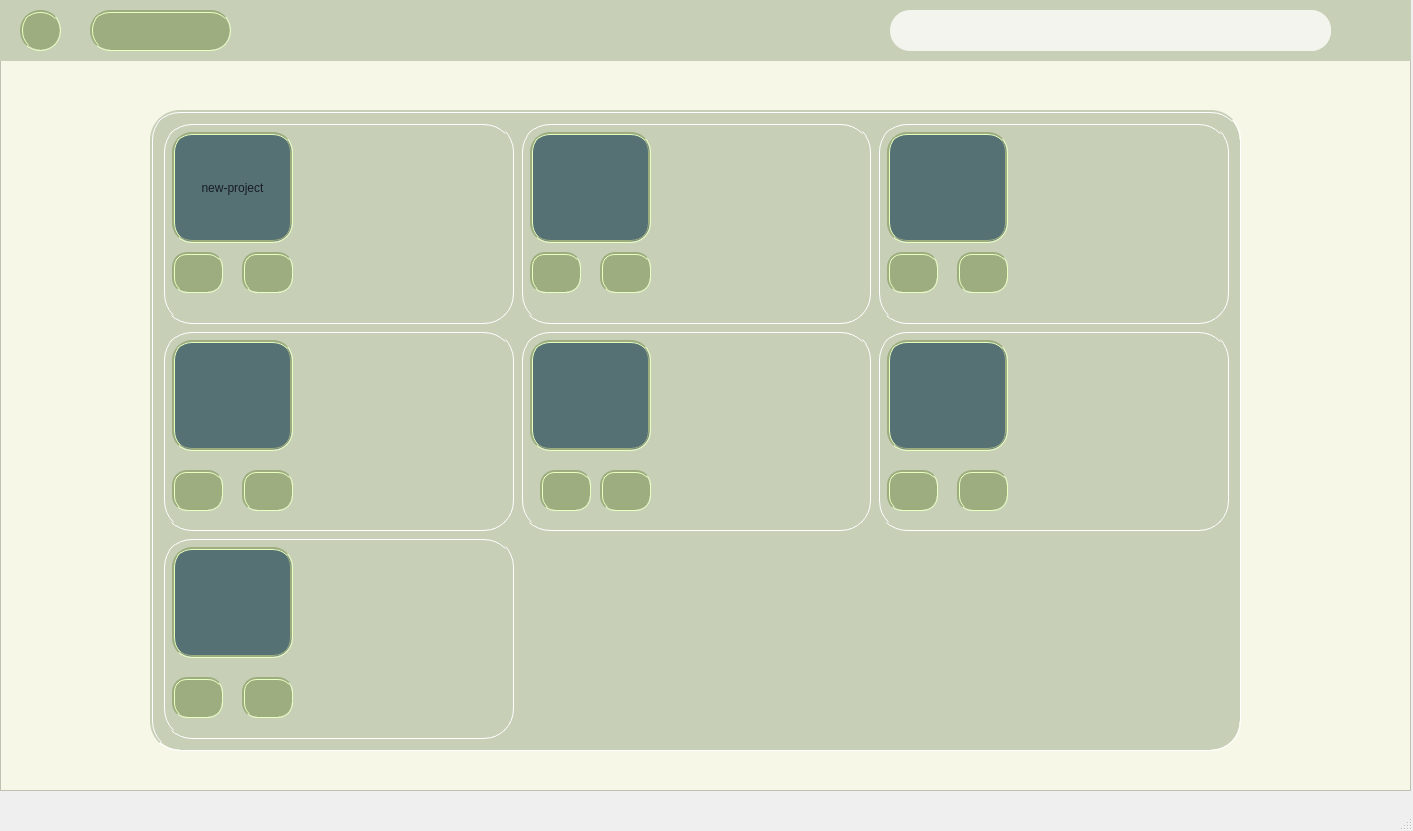
This is ProjectsWindow.ui in sepehrgh98/Roboflow as Qt 5 draws it before an edit. The edited form follows.
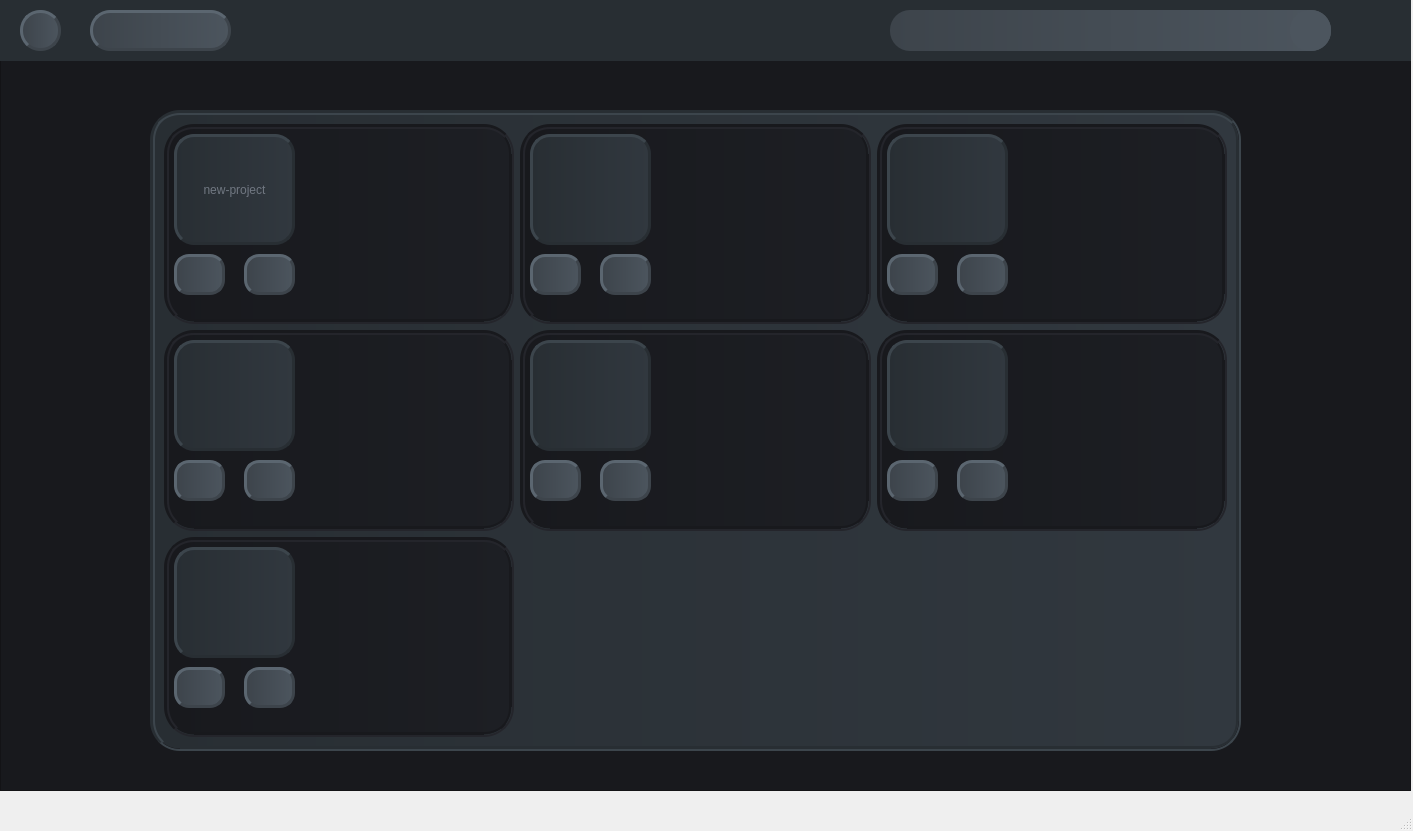
This is the edited form. Icons and pictures are not drawn.

Commit message: upload data rewrited and some graphical design added

```diff
--- a/ProjectsWindow.ui
+++ b/ProjectsWindow.ui
@@ -24,7 +24,7 @@
      </rect>
     </property>
     <property name="styleSheet">
-     <string notr="true">background-color: rgb(247, 247, 232);</string>
+     <string notr="true">background-color: rgb(24, 25, 29);</string>
     </property>
     <property name="frameShape">
      <enum>QFrame::StyledPanel</enum>
@@ -42,38 +42,8 @@
       </rect>
      </property>
      <property name="styleSheet">
-      <string notr="true">background-color: rgb(199, 207, 183);</string>
+      <string notr="true">background-color: rgb(40, 46, 51);</string>
      </property>
-     <widget class="QWidget" name="widget_3" native="true">
-      <property name="geometry">
-       <rect>
-        <x>100</x>
-        <y>10</y>
-        <width>141</width>
-        <height>41</height>
-       </rect>
-      </property>
-      <property name="styleSheet">
-       <string notr="true">background-color: rgb(157, 173, 127);
-border: 3px groove rgb(157, 173, 127);
-border-radius:20px; </string>
-      </property>
-     </widget>
-     <widget class="QWidget" name="widget_4" native="true">
-      <property name="geometry">
-       <rect>
-        <x>30</x>
-        <y>10</y>
-        <width>41</width>
-        <height>41</height>
-       </rect>
-      </property>
-      <property name="styleSheet">
-       <string notr="true">background-color: rgb(157, 173, 127);
-border-radius:20px; 
-border: 3px groove rgb(157, 173, 127);</string>
-      </property>
-     </widget>
      <widget class="QTextEdit" name="textEdit">
       <property name="geometry">
        <rect>
@@ -84,7 +54,8 @@
        </rect>
       </property>
       <property name="styleSheet">
-       <string notr="true">background-color: rgb(243, 244, 237);
+       <string notr="true">background-color: qlineargradient(spread:pad, x1:0, y1:0, x2:1, y2:0, stop:0 rgba(61, 68, 75, 255), stop:1 rgba(76, 85, 94, 255));
+
 
 border-radius:20px; </string>
       </property>
@@ -99,7 +70,8 @@
        </rect>
       </property>
       <property name="styleSheet">
-       <string notr="true">background-color: rgb(243, 244, 237);
+       <string notr="true">background-color: rgb(76, 85, 94, 255);
+
 border-radius:20px; </string>
       </property>
       <property name="text">
@@ -107,7 +79,43 @@
       </property>
       <property name="icon">
        <iconset>
-        <normaloff>D:/folder/term8/AP/HW/finalproj/icon/icons8-search-24.png</normaloff>D:/folder/term8/AP/HW/finalproj/icon/icons8-search-24.png</iconset>
+        <normaloff>../../finalproj/icon/icons8-search-24.png</normaloff>../../finalproj/icon/icons8-search-24.png</iconset>
+      </property>
+     </widget>
+     <widget class="QWidget" name="widget_3" native="true">
+      <property name="geometry">
+       <rect>
+        <x>100</x>
+        <y>10</y>
+        <width>141</width>
+        <height>41</height>
+       </rect>
+      </property>
+      <property name="styleSheet">
+       <string notr="true">background-color: qlineargradient(spread:pad, x1:0, y1:0, x2:1, y2:0, stop:0 rgba(61, 68, 75, 255), stop:1 rgba(76, 85, 94, 255));
+font: 75 12pt &quot;Nirmala UI&quot;;
+color:  rgb(24, 28, 39);
+border: 3px groove rgb(61, 68, 75);
+border-radius:20px; 
+border-style:outset;</string>
+      </property>
+     </widget>
+     <widget class="QWidget" name="widget_4" native="true">
+      <property name="geometry">
+       <rect>
+        <x>30</x>
+        <y>10</y>
+        <width>41</width>
+        <height>41</height>
+       </rect>
+      </property>
+      <property name="styleSheet">
+       <string notr="true">background-color: qlineargradient(spread:pad, x1:0, y1:0, x2:1, y2:0, stop:0 rgba(61, 68, 75, 255), stop:1 rgba(76, 85, 94, 255));
+font: 75 12pt &quot;Nirmala UI&quot;;
+color:  rgb(24, 28, 39);
+border: 3px groove rgb(61, 68, 75);
+border-radius:20px; 
+border-style:outset;</string>
       </property>
      </widget>
     </widget>
@@ -121,9 +129,9 @@
       </rect>
      </property>
      <property name="styleSheet">
-      <string notr="true">background-color: rgb(199, 207, 183);
+      <string notr="true">background-color: qlineargradient(spread:pad, x1:0, y1:0, x2:1, y2:0, stop:0 rgba(40, 46, 51, 255), stop:1 rgba(49, 56, 63, 255));
 border-radius:30px; 
-border: 3px groove rgb(199, 207, 183);</string>
+border: 5px groove  rgb(40, 46, 51);</string>
      </property>
      <property name="frameShape">
       <enum>QFrame::StyledPanel</enum>
@@ -132,90 +140,13 @@
       <enum>QFrame::Raised</enum>
      </property>
      <layout class="QGridLayout" name="gridLayout">
-      <item row="0" column="2">
-       <widget class="QFrame" name="frame_14">
-        <property name="frameShape">
-         <enum>QFrame::StyledPanel</enum>
-        </property>
-        <property name="frameShadow">
-         <enum>QFrame::Raised</enum>
-        </property>
-        <widget class="QFrame" name="frame_15">
-         <property name="geometry">
-          <rect>
-           <x>10</x>
-           <y>10</y>
-           <width>121</width>
-           <height>111</height>
-          </rect>
-         </property>
-         <property name="styleSheet">
-          <string notr="true">background-color: rgb(85, 113, 116);
-font: 75 12pt &quot;Nirmala UI&quot;;
-color:  rgb(24, 28, 39);
-border: 3px groove rgb(157, 173, 127);
-border-radius:20px; 
-</string>
-         </property>
-         <property name="frameShape">
-          <enum>QFrame::StyledPanel</enum>
-         </property>
-         <property name="frameShadow">
-          <enum>QFrame::Raised</enum>
-         </property>
-        </widget>
-        <widget class="QPushButton" name="pushButton_15">
-         <property name="geometry">
-          <rect>
-           <x>80</x>
-           <y>130</y>
-           <width>51</width>
-           <height>41</height>
-          </rect>
-         </property>
-         <property name="styleSheet">
-          <string notr="true">background-color: rgb(157, 173, 127);
-font: 75 12pt &quot;Nirmala UI&quot;;
-color:  rgb(24, 28, 39);
-border: 3px groove rgb(157, 173, 127);
-border-radius:15px; </string>
-         </property>
-         <property name="text">
-          <string/>
-         </property>
-         <property name="icon">
-          <iconset>
-           <normaloff>D:/folder/term8/AP/HW/finalproj/icon/icons8-trash-24.png</normaloff>D:/folder/term8/AP/HW/finalproj/icon/icons8-trash-24.png</iconset>
-         </property>
-        </widget>
-        <widget class="QPushButton" name="pushButton_19">
-         <property name="geometry">
-          <rect>
-           <x>10</x>
-           <y>130</y>
-           <width>51</width>
-           <height>41</height>
-          </rect>
-         </property>
-         <property name="styleSheet">
-          <string notr="true">background-color: rgb(157, 173, 127);
-font: 75 12pt &quot;Nirmala UI&quot;;
-color:  rgb(24, 28, 39);
-border: 3px groove rgb(157, 173, 127);
-border-radius:15px; </string>
-         </property>
-         <property name="text">
-          <string/>
-         </property>
-         <property name="icon">
-          <iconset>
-           <normaloff>D:/folder/term8/AP/HW/finalproj/icon/icons8-edit-24.png</normaloff>D:/folder/term8/AP/HW/finalproj/icon/icons8-edit-24.png</iconset>
-         </property>
-        </widget>
-       </widget>
-      </item>
       <item row="0" column="0">
        <widget class="QFrame" name="frame_3">
+        <property name="styleSheet">
+         <string notr="true">background-color: qlineargradient(spread:pad, x1:0, y1:0, x2:1, y2:0, stop:0 rgba(24, 25, 29, 255), stop:1 rgba(29, 31, 36, 255));
+border-style:inset;
+border: 5px groove  rgb(24, 25, 29);</string>
+        </property>
         <property name="frameShape">
          <enum>QFrame::StyledPanel</enum>
         </property>
@@ -232,11 +163,12 @@
           </rect>
          </property>
          <property name="styleSheet">
-          <string notr="true">background-color: rgb(85, 113, 116);
+          <string notr="true">background-color: qlineargradient(spread:pad, x1:0, y1:0, x2:1, y2:0, stop:0 rgba(40, 46, 51, 255), stop:1 rgba(49, 56, 63, 255));
 font: 75 12pt &quot;Nirmala UI&quot;;
-color:  rgb(24, 28, 39);
-border: 3px groove rgb(157, 173, 127);
+color: rgb(112, 119, 129);
+border: 3px groove rgb(40, 46, 51);
 border-radius:20px; 
+border-style:outset;
 
 
 </string>
@@ -255,11 +187,12 @@
           </rect>
          </property>
          <property name="styleSheet">
-          <string notr="true">background-color: rgb(157, 173, 127);
+          <string notr="true">background-color: qlineargradient(spread:pad, x1:0, y1:0, x2:1, y2:0, stop:0 rgba(61, 68, 75, 255), stop:1 rgba(76, 85, 94, 255));
 font: 75 12pt &quot;Nirmala UI&quot;;
 color:  rgb(24, 28, 39);
-border: 3px groove rgb(157, 173, 127);
-border-radius:15px; </string>
+border: 3px groove rgb(61, 68, 75);
+border-radius:15px; 
+border-style:outset;</string>
          </property>
          <property name="text">
           <string/>
@@ -279,106 +212,30 @@
           </rect>
          </property>
          <property name="styleSheet">
-          <string notr="true">background-color: rgb(157, 173, 127);
+          <string notr="true">background-color: qlineargradient(spread:pad, x1:0, y1:0, x2:1, y2:0, stop:0 rgba(61, 68, 75, 255), stop:1 rgba(76, 85, 94, 255));
 font: 75 12pt &quot;Nirmala UI&quot;;
 color:  rgb(24, 28, 39);
-border: 3px groove rgb(157, 173, 127);
-border-radius:15px; </string>
+border: 3px groove rgb(61, 68, 75);
+border-radius:15px; 
+border-style:outset;</string>
          </property>
          <property name="text">
           <string/>
          </property>
          <property name="icon">
           <iconset>
-           <normaloff>D:/folder/term8/AP/HW/finalproj/icon/icons8-edit-24.png</normaloff>D:/folder/term8/AP/HW/finalproj/icon/icons8-edit-24.png</iconset>
-         </property>
-        </widget>
-       </widget>
-      </item>
-      <item row="1" column="2">
-       <widget class="QFrame" name="frame_7">
-        <property name="frameShape">
-         <enum>QFrame::StyledPanel</enum>
-        </property>
-        <property name="frameShadow">
-         <enum>QFrame::Raised</enum>
-        </property>
-        <widget class="QFrame" name="frame_12">
-         <property name="geometry">
-          <rect>
-           <x>10</x>
-           <y>10</y>
-           <width>121</width>
-           <height>111</height>
-          </rect>
-         </property>
-         <property name="styleSheet">
-          <string notr="true">background-color: rgb(85, 113, 116);
-font: 75 12pt &quot;Nirmala UI&quot;;
-color:  rgb(24, 28, 39);
-border: 3px groove rgb(157, 173, 127);
-border-radius:20px; 
-</string>
-         </property>
-         <property name="frameShape">
-          <enum>QFrame::StyledPanel</enum>
-         </property>
-         <property name="frameShadow">
-          <enum>QFrame::Raised</enum>
-         </property>
-        </widget>
-        <widget class="QPushButton" name="pushButton_14">
-         <property name="geometry">
-          <rect>
-           <x>80</x>
-           <y>140</y>
-           <width>51</width>
-           <height>41</height>
-          </rect>
-         </property>
-         <property name="styleSheet">
-          <string notr="true">background-color: rgb(157, 173, 127);
-font: 75 12pt &quot;Nirmala UI&quot;;
-color:  rgb(24, 28, 39);
-border: 3px groove rgb(157, 173, 127);
-border-radius:15px; </string>
-         </property>
-         <property name="text">
-          <string/>
-         </property>
-         <property name="icon">
-          <iconset>
-           <normaloff>D:/folder/term8/AP/HW/finalproj/icon/icons8-trash-24.png</normaloff>D:/folder/term8/AP/HW/finalproj/icon/icons8-trash-24.png</iconset>
-         </property>
-        </widget>
-        <widget class="QPushButton" name="pushButton_17">
-         <property name="geometry">
-          <rect>
-           <x>10</x>
-           <y>140</y>
-           <width>51</width>
-           <height>41</height>
-          </rect>
-         </property>
-         <property name="styleSheet">
-          <string notr="true">background-color: rgb(157, 173, 127);
-font: 75 12pt &quot;Nirmala UI&quot;;
-color:  rgb(24, 28, 39);
-border: 3px groove rgb(157, 173, 127);
-border-radius:15px; </string>
-         </property>
-         <property name="text">
-          <string/>
-         </property>
-         <property name="icon">
-          <iconset>
-           <normaloff>D:/folder/term8/AP/HW/finalproj/icon/icons8-edit-24.png</normaloff>D:/folder/term8/AP/HW/finalproj/icon/icons8-edit-24.png</iconset>
+           <normaloff>../../finalproj/icon/icons8-edit-24.png</normaloff>../../finalproj/icon/icons8-edit-24.png</iconset>
          </property>
         </widget>
        </widget>
       </item>
       <item row="0" column="1">
        <widget class="QFrame" name="frame_4">
+        <property name="styleSheet">
+         <string notr="true">background-color: qlineargradient(spread:pad, x1:0, y1:0, x2:1, y2:0, stop:0 rgba(24, 25, 29, 255), stop:1 rgba(29, 31, 36, 255));
+border-style:inset;
+border: 5px groove  rgb(24, 25, 29);</string>
+        </property>
         <property name="frameShape">
          <enum>QFrame::StyledPanel</enum>
         </property>
@@ -395,12 +252,12 @@
           </rect>
          </property>
          <property name="styleSheet">
-          <string notr="true">background-color: rgb(85, 113, 116);
+          <string notr="true">background-color: qlineargradient(spread:pad, x1:0, y1:0, x2:1, y2:0, stop:0 rgba(40, 46, 51, 255), stop:1 rgba(49, 56, 63, 255));
 font: 75 12pt &quot;Nirmala UI&quot;;
-color:  rgb(24, 28, 39);
-border: 3px groove rgb(157, 173, 127);
+color: rgb(112, 119, 129);
+border: 3px groove rgb(40, 46, 51);
 border-radius:20px; 
-</string>
+border-style:outset;</string>
          </property>
          <property name="frameShape">
           <enum>QFrame::StyledPanel</enum>
@@ -419,11 +276,12 @@
           </rect>
          </property>
          <property name="styleSheet">
-          <string notr="true">background-color: rgb(157, 173, 127);
+          <string notr="true">background-color: qlineargradient(spread:pad, x1:0, y1:0, x2:1, y2:0, stop:0 rgba(61, 68, 75, 255), stop:1 rgba(76, 85, 94, 255));
 font: 75 12pt &quot;Nirmala UI&quot;;
 color:  rgb(24, 28, 39);
-border: 3px groove rgb(157, 173, 127);
-border-radius:15px; </string>
+border: 3px groove rgb(61, 68, 75);
+border-radius:15px; 
+border-style:outset;</string>
          </property>
          <property name="text">
           <string/>
@@ -443,195 +301,37 @@
           </rect>
          </property>
          <property name="styleSheet">
-          <string notr="true">background-color: rgb(157, 173, 127);
+          <string notr="true">background-color: qlineargradient(spread:pad, x1:0, y1:0, x2:1, y2:0, stop:0 rgba(61, 68, 75, 255), stop:1 rgba(76, 85, 94, 255));
 font: 75 12pt &quot;Nirmala UI&quot;;
 color:  rgb(24, 28, 39);
-border: 3px groove rgb(157, 173, 127);
-border-radius:15px; </string>
+border: 3px groove rgb(61, 68, 75);
+border-radius:15px; 
+border-style:outset;</string>
          </property>
          <property name="text">
           <string/>
          </property>
          <property name="icon">
           <iconset>
-           <normaloff>D:/folder/term8/AP/HW/finalproj/icon/icons8-edit-24.png</normaloff>D:/folder/term8/AP/HW/finalproj/icon/icons8-edit-24.png</iconset>
-         </property>
-        </widget>
-       </widget>
-      </item>
-      <item row="1" column="1">
-       <widget class="QFrame" name="frame_8">
-        <property name="frameShape">
-         <enum>QFrame::StyledPanel</enum>
-        </property>
-        <property name="frameShadow">
-         <enum>QFrame::Raised</enum>
-        </property>
-        <widget class="QFrame" name="frame_11">
-         <property name="geometry">
-          <rect>
-           <x>10</x>
-           <y>10</y>
-           <width>121</width>
-           <height>111</height>
-          </rect>
-         </property>
-         <property name="styleSheet">
-          <string notr="true">background-color: rgb(85, 113, 116);
-font: 75 12pt &quot;Nirmala UI&quot;;
-color:  rgb(24, 28, 39);
-border: 3px groove rgb(157, 173, 127);
-border-radius:20px; 
-</string>
-         </property>
-         <property name="frameShape">
-          <enum>QFrame::StyledPanel</enum>
-         </property>
-         <property name="frameShadow">
-          <enum>QFrame::Raised</enum>
-         </property>
-        </widget>
-        <widget class="QPushButton" name="pushButton_9">
-         <property name="geometry">
-          <rect>
-           <x>80</x>
-           <y>140</y>
-           <width>51</width>
-           <height>41</height>
-          </rect>
-         </property>
-         <property name="styleSheet">
-          <string notr="true">background-color: rgb(157, 173, 127);
-font: 75 12pt &quot;Nirmala UI&quot;;
-color:  rgb(24, 28, 39);
-border: 3px groove rgb(157, 173, 127);
-border-radius:15px; </string>
-         </property>
-         <property name="text">
-          <string/>
-         </property>
-         <property name="icon">
-          <iconset>
-           <normaloff>D:/folder/term8/AP/HW/finalproj/icon/icons8-trash-24.png</normaloff>D:/folder/term8/AP/HW/finalproj/icon/icons8-trash-24.png</iconset>
-         </property>
-        </widget>
-        <widget class="QPushButton" name="pushButton_16">
-         <property name="geometry">
-          <rect>
-           <x>20</x>
-           <y>140</y>
-           <width>51</width>
-           <height>41</height>
-          </rect>
-         </property>
-         <property name="styleSheet">
-          <string notr="true">background-color: rgb(157, 173, 127);
-font: 75 12pt &quot;Nirmala UI&quot;;
-color:  rgb(24, 28, 39);
-border: 3px groove rgb(157, 173, 127);
-border-radius:15px; </string>
-         </property>
-         <property name="text">
-          <string/>
-         </property>
-         <property name="icon">
-          <iconset>
-           <normaloff>D:/folder/term8/AP/HW/finalproj/icon/icons8-edit-24.png</normaloff>D:/folder/term8/AP/HW/finalproj/icon/icons8-edit-24.png</iconset>
-         </property>
-        </widget>
-       </widget>
-      </item>
-      <item row="3" column="0">
-       <widget class="QFrame" name="frame_6">
-        <property name="frameShape">
-         <enum>QFrame::StyledPanel</enum>
-        </property>
-        <property name="frameShadow">
-         <enum>QFrame::Raised</enum>
-        </property>
-        <widget class="QFrame" name="frame_13">
-         <property name="geometry">
-          <rect>
-           <x>10</x>
-           <y>10</y>
-           <width>121</width>
-           <height>111</height>
-          </rect>
-         </property>
-         <property name="styleSheet">
-          <string notr="true">background-color: rgb(85, 113, 116);
-font: 75 12pt &quot;Nirmala UI&quot;;
-color:  rgb(24, 28, 39);
-border: 3px groove rgb(157, 173, 127);
-border-radius:20px; 
-</string>
-         </property>
-         <property name="frameShape">
-          <enum>QFrame::StyledPanel</enum>
-         </property>
-         <property name="frameShadow">
-          <enum>QFrame::Raised</enum>
-         </property>
-        </widget>
-        <widget class="QPushButton" name="pushButton_11">
-         <property name="geometry">
-          <rect>
-           <x>80</x>
-           <y>140</y>
-           <width>51</width>
-           <height>41</height>
-          </rect>
-         </property>
-         <property name="styleSheet">
-          <string notr="true">background-color: rgb(157, 173, 127);
-font: 75 12pt &quot;Nirmala UI&quot;;
-color:  rgb(24, 28, 39);
-border: 3px groove rgb(157, 173, 127);
-border-radius:15px; </string>
-         </property>
-         <property name="text">
-          <string/>
-         </property>
-         <property name="icon">
-          <iconset>
-           <normaloff>D:/folder/term8/AP/HW/finalproj/icon/icons8-trash-24.png</normaloff>D:/folder/term8/AP/HW/finalproj/icon/icons8-trash-24.png</iconset>
-         </property>
-        </widget>
-        <widget class="QPushButton" name="pushButton_8">
-         <property name="geometry">
-          <rect>
-           <x>10</x>
-           <y>140</y>
-           <width>51</width>
-           <height>41</height>
-          </rect>
-         </property>
-         <property name="styleSheet">
-          <string notr="true">background-color: rgb(157, 173, 127);
-font: 75 12pt &quot;Nirmala UI&quot;;
-color:  rgb(24, 28, 39);
-border: 3px groove rgb(157, 173, 127);
-border-radius:15px; </string>
-         </property>
-         <property name="text">
-          <string/>
-         </property>
-         <property name="icon">
-          <iconset>
-           <normaloff>D:/folder/term8/AP/HW/finalproj/icon/icons8-edit-24.png</normaloff>D:/folder/term8/AP/HW/finalproj/icon/icons8-edit-24.png</iconset>
+           <normaloff>../../finalproj/icon/icons8-edit-24.png</normaloff>../../finalproj/icon/icons8-edit-24.png</iconset>
          </property>
         </widget>
        </widget>
       </item>
       <item row="1" column="0">
-       <widget class="QFrame" name="frame_5">
+       <widget class="QFrame" name="frame_6">
+        <property name="styleSheet">
+         <string notr="true">background-color: qlineargradient(spread:pad, x1:0, y1:0, x2:1, y2:0, stop:0 rgba(24, 25, 29, 255), stop:1 rgba(29, 31, 36, 255));
+border-style:inset;
+border: 5px groove  rgb(24, 25, 29);</string>
+        </property>
         <property name="frameShape">
          <enum>QFrame::StyledPanel</enum>
         </property>
         <property name="frameShadow">
          <enum>QFrame::Raised</enum>
         </property>
-        <widget class="QFrame" name="frame_10">
+        <widget class="QFrame" name="frame_11">
          <property name="geometry">
           <rect>
            <x>10</x>
@@ -641,12 +341,12 @@
           </rect>
          </property>
          <property name="styleSheet">
-          <string notr="true">background-color: rgb(85, 113, 116);
+          <string notr="true">background-color: qlineargradient(spread:pad, x1:0, y1:0, x2:1, y2:0, stop:0 rgba(40, 46, 51, 255), stop:1 rgba(49, 56, 63, 255));
 font: 75 12pt &quot;Nirmala UI&quot;;
-color:  rgb(24, 28, 39);
-border: 3px groove rgb(157, 173, 127);
+color: rgb(112, 119, 129);
+border: 3px groove rgb(40, 46, 51);
 border-radius:20px; 
-</string>
+border-style:outset;</string>
          </property>
          <property name="frameShape">
           <enum>QFrame::StyledPanel</enum>
@@ -659,48 +359,406 @@
          <property name="geometry">
           <rect>
            <x>80</x>
-           <y>140</y>
+           <y>130</y>
            <width>51</width>
            <height>41</height>
           </rect>
          </property>
          <property name="styleSheet">
-          <string notr="true">background-color: rgb(157, 173, 127);
+          <string notr="true">background-color: qlineargradient(spread:pad, x1:0, y1:0, x2:1, y2:0, stop:0 rgba(61, 68, 75, 255), stop:1 rgba(76, 85, 94, 255));
 font: 75 12pt &quot;Nirmala UI&quot;;
 color:  rgb(24, 28, 39);
-border: 3px groove rgb(157, 173, 127);
-border-radius:15px; </string>
+border: 3px groove rgb(61, 68, 75);
+border-radius:15px; 
+border-style:outset;</string>
          </property>
          <property name="text">
           <string/>
          </property>
          <property name="icon">
           <iconset>
-           <normaloff>D:/folder/term8/AP/HW/finalproj/icon/icons8-trash-24.png</normaloff>D:/folder/term8/AP/HW/finalproj/icon/icons8-trash-24.png</iconset>
+           <normaloff>../../finalproj/icon/icons8-trash-24.png</normaloff>../../finalproj/icon/icons8-trash-24.png</iconset>
+         </property>
+        </widget>
+        <widget class="QPushButton" name="pushButton_22">
+         <property name="geometry">
+          <rect>
+           <x>10</x>
+           <y>130</y>
+           <width>51</width>
+           <height>41</height>
+          </rect>
+         </property>
+         <property name="styleSheet">
+          <string notr="true">background-color: qlineargradient(spread:pad, x1:0, y1:0, x2:1, y2:0, stop:0 rgba(61, 68, 75, 255), stop:1 rgba(76, 85, 94, 255));
+font: 75 12pt &quot;Nirmala UI&quot;;
+color:  rgb(24, 28, 39);
+border: 3px groove rgb(61, 68, 75);
+border-radius:15px; 
+border-style:outset;</string>
+         </property>
+         <property name="text">
+          <string/>
+         </property>
+         <property name="icon">
+          <iconset>
+           <normaloff>../../finalproj/icon/icons8-edit-24.png</normaloff>../../finalproj/icon/icons8-edit-24.png</iconset>
+         </property>
+        </widget>
+       </widget>
+      </item>
+      <item row="1" column="1">
+       <widget class="QFrame" name="frame_7">
+        <property name="styleSheet">
+         <string notr="true">background-color: qlineargradient(spread:pad, x1:0, y1:0, x2:1, y2:0, stop:0 rgba(24, 25, 29, 255), stop:1 rgba(29, 31, 36, 255));
+border-style:inset;
+border: 5px groove  rgb(24, 25, 29);</string>
+        </property>
+        <property name="frameShape">
+         <enum>QFrame::StyledPanel</enum>
+        </property>
+        <property name="frameShadow">
+         <enum>QFrame::Raised</enum>
+        </property>
+        <widget class="QFrame" name="frame_12">
+         <property name="geometry">
+          <rect>
+           <x>10</x>
+           <y>10</y>
+           <width>121</width>
+           <height>111</height>
+          </rect>
+         </property>
+         <property name="styleSheet">
+          <string notr="true">background-color: qlineargradient(spread:pad, x1:0, y1:0, x2:1, y2:0, stop:0 rgba(40, 46, 51, 255), stop:1 rgba(49, 56, 63, 255));
+font: 75 12pt &quot;Nirmala UI&quot;;
+color: rgb(112, 119, 129);
+border: 3px groove rgb(40, 46, 51);
+border-radius:20px; 
+border-style:outset;</string>
+         </property>
+         <property name="frameShape">
+          <enum>QFrame::StyledPanel</enum>
+         </property>
+         <property name="frameShadow">
+          <enum>QFrame::Raised</enum>
          </property>
         </widget>
         <widget class="QPushButton" name="pushButton_13">
          <property name="geometry">
           <rect>
+           <x>80</x>
+           <y>130</y>
+           <width>51</width>
+           <height>41</height>
+          </rect>
+         </property>
+         <property name="styleSheet">
+          <string notr="true">background-color: qlineargradient(spread:pad, x1:0, y1:0, x2:1, y2:0, stop:0 rgba(61, 68, 75, 255), stop:1 rgba(76, 85, 94, 255));
+font: 75 12pt &quot;Nirmala UI&quot;;
+color:  rgb(24, 28, 39);
+border: 3px groove rgb(61, 68, 75);
+border-radius:15px; 
+border-style:outset;</string>
+         </property>
+         <property name="text">
+          <string/>
+         </property>
+         <property name="icon">
+          <iconset>
+           <normaloff>../../finalproj/icon/icons8-trash-24.png</normaloff>../../finalproj/icon/icons8-trash-24.png</iconset>
+         </property>
+        </widget>
+        <widget class="QPushButton" name="pushButton_23">
+         <property name="geometry">
+          <rect>
            <x>10</x>
-           <y>140</y>
+           <y>130</y>
            <width>51</width>
            <height>41</height>
           </rect>
          </property>
          <property name="styleSheet">
-          <string notr="true">background-color: rgb(157, 173, 127);
+          <string notr="true">background-color: qlineargradient(spread:pad, x1:0, y1:0, x2:1, y2:0, stop:0 rgba(61, 68, 75, 255), stop:1 rgba(76, 85, 94, 255));
 font: 75 12pt &quot;Nirmala UI&quot;;
 color:  rgb(24, 28, 39);
-border: 3px groove rgb(157, 173, 127);
-border-radius:15px; </string>
+border: 3px groove rgb(61, 68, 75);
+border-radius:15px; 
+border-style:outset;</string>
          </property>
          <property name="text">
           <string/>
          </property>
          <property name="icon">
           <iconset>
-           <normaloff>D:/folder/term8/AP/HW/finalproj/icon/icons8-edit-24.png</normaloff>D:/folder/term8/AP/HW/finalproj/icon/icons8-edit-24.png</iconset>
+           <normaloff>../../finalproj/icon/icons8-edit-24.png</normaloff>../../finalproj/icon/icons8-edit-24.png</iconset>
+         </property>
+        </widget>
+       </widget>
+      </item>
+      <item row="0" column="2">
+       <widget class="QFrame" name="frame_5">
+        <property name="styleSheet">
+         <string notr="true">background-color: qlineargradient(spread:pad, x1:0, y1:0, x2:1, y2:0, stop:0 rgba(24, 25, 29, 255), stop:1 rgba(29, 31, 36, 255));
+border-style:inset;
+border: 5px groove  rgb(24, 25, 29);</string>
+        </property>
+        <property name="frameShape">
+         <enum>QFrame::StyledPanel</enum>
+        </property>
+        <property name="frameShadow">
+         <enum>QFrame::Raised</enum>
+        </property>
+        <widget class="QFrame" name="frame_10">
+         <property name="geometry">
+          <rect>
+           <x>10</x>
+           <y>10</y>
+           <width>121</width>
+           <height>111</height>
+          </rect>
+         </property>
+         <property name="styleSheet">
+          <string notr="true">background-color: qlineargradient(spread:pad, x1:0, y1:0, x2:1, y2:0, stop:0 rgba(40, 46, 51, 255), stop:1 rgba(49, 56, 63, 255));
+font: 75 12pt &quot;Nirmala UI&quot;;
+color: rgb(112, 119, 129);
+border: 3px groove rgb(40, 46, 51);
+border-radius:20px; 
+border-style:outset;</string>
+         </property>
+         <property name="frameShape">
+          <enum>QFrame::StyledPanel</enum>
+         </property>
+         <property name="frameShadow">
+          <enum>QFrame::Raised</enum>
+         </property>
+        </widget>
+        <widget class="QPushButton" name="pushButton_11">
+         <property name="geometry">
+          <rect>
+           <x>80</x>
+           <y>130</y>
+           <width>51</width>
+           <height>41</height>
+          </rect>
+         </property>
+         <property name="styleSheet">
+          <string notr="true">background-color: qlineargradient(spread:pad, x1:0, y1:0, x2:1, y2:0, stop:0 rgba(61, 68, 75, 255), stop:1 rgba(76, 85, 94, 255));
+font: 75 12pt &quot;Nirmala UI&quot;;
+color:  rgb(24, 28, 39);
+border: 3px groove rgb(61, 68, 75);
+border-radius:15px; 
+border-style:outset;</string>
+         </property>
+         <property name="text">
+          <string/>
+         </property>
+         <property name="icon">
+          <iconset>
+           <normaloff>../../finalproj/icon/icons8-trash-24.png</normaloff>../../finalproj/icon/icons8-trash-24.png</iconset>
+         </property>
+        </widget>
+        <widget class="QPushButton" name="pushButton_21">
+         <property name="geometry">
+          <rect>
+           <x>10</x>
+           <y>130</y>
+           <width>51</width>
+           <height>41</height>
+          </rect>
+         </property>
+         <property name="styleSheet">
+          <string notr="true">background-color: qlineargradient(spread:pad, x1:0, y1:0, x2:1, y2:0, stop:0 rgba(61, 68, 75, 255), stop:1 rgba(76, 85, 94, 255));
+font: 75 12pt &quot;Nirmala UI&quot;;
+color:  rgb(24, 28, 39);
+border: 3px groove rgb(61, 68, 75);
+border-radius:15px; 
+border-style:outset;</string>
+         </property>
+         <property name="text">
+          <string/>
+         </property>
+         <property name="icon">
+          <iconset>
+           <normaloff>../../finalproj/icon/icons8-edit-24.png</normaloff>../../finalproj/icon/icons8-edit-24.png</iconset>
+         </property>
+        </widget>
+       </widget>
+      </item>
+      <item row="1" column="2">
+       <widget class="QFrame" name="frame_8">
+        <property name="styleSheet">
+         <string notr="true">background-color: qlineargradient(spread:pad, x1:0, y1:0, x2:1, y2:0, stop:0 rgba(24, 25, 29, 255), stop:1 rgba(29, 31, 36, 255));
+border-style:inset;
+border: 5px groove  rgb(24, 25, 29);</string>
+        </property>
+        <property name="frameShape">
+         <enum>QFrame::StyledPanel</enum>
+        </property>
+        <property name="frameShadow">
+         <enum>QFrame::Raised</enum>
+        </property>
+        <widget class="QFrame" name="frame_13">
+         <property name="geometry">
+          <rect>
+           <x>10</x>
+           <y>10</y>
+           <width>121</width>
+           <height>111</height>
+          </rect>
+         </property>
+         <property name="styleSheet">
+          <string notr="true">background-color: qlineargradient(spread:pad, x1:0, y1:0, x2:1, y2:0, stop:0 rgba(40, 46, 51, 255), stop:1 rgba(49, 56, 63, 255));
+font: 75 12pt &quot;Nirmala UI&quot;;
+color: rgb(112, 119, 129);
+border: 3px groove rgb(40, 46, 51);
+border-radius:20px; 
+border-style:outset;</string>
+         </property>
+         <property name="frameShape">
+          <enum>QFrame::StyledPanel</enum>
+         </property>
+         <property name="frameShadow">
+          <enum>QFrame::Raised</enum>
+         </property>
+        </widget>
+        <widget class="QPushButton" name="pushButton_14">
+         <property name="geometry">
+          <rect>
+           <x>80</x>
+           <y>130</y>
+           <width>51</width>
+           <height>41</height>
+          </rect>
+         </property>
+         <property name="styleSheet">
+          <string notr="true">background-color: qlineargradient(spread:pad, x1:0, y1:0, x2:1, y2:0, stop:0 rgba(61, 68, 75, 255), stop:1 rgba(76, 85, 94, 255));
+font: 75 12pt &quot;Nirmala UI&quot;;
+color:  rgb(24, 28, 39);
+border: 3px groove rgb(61, 68, 75);
+border-radius:15px; 
+border-style:outset;</string>
+         </property>
+         <property name="text">
+          <string/>
+         </property>
+         <property name="icon">
+          <iconset>
+           <normaloff>../../finalproj/icon/icons8-trash-24.png</normaloff>../../finalproj/icon/icons8-trash-24.png</iconset>
+         </property>
+        </widget>
+        <widget class="QPushButton" name="pushButton_24">
+         <property name="geometry">
+          <rect>
+           <x>10</x>
+           <y>130</y>
+           <width>51</width>
+           <height>41</height>
+          </rect>
+         </property>
+         <property name="styleSheet">
+          <string notr="true">background-color: qlineargradient(spread:pad, x1:0, y1:0, x2:1, y2:0, stop:0 rgba(61, 68, 75, 255), stop:1 rgba(76, 85, 94, 255));
+font: 75 12pt &quot;Nirmala UI&quot;;
+color:  rgb(24, 28, 39);
+border: 3px groove rgb(61, 68, 75);
+border-radius:15px; 
+border-style:outset;</string>
+         </property>
+         <property name="text">
+          <string/>
+         </property>
+         <property name="icon">
+          <iconset>
+           <normaloff>../../finalproj/icon/icons8-edit-24.png</normaloff>../../finalproj/icon/icons8-edit-24.png</iconset>
+         </property>
+        </widget>
+       </widget>
+      </item>
+      <item row="2" column="0">
+       <widget class="QFrame" name="frame_14">
+        <property name="styleSheet">
+         <string notr="true">background-color: qlineargradient(spread:pad, x1:0, y1:0, x2:1, y2:0, stop:0 rgba(24, 25, 29, 255), stop:1 rgba(29, 31, 36, 255));
+border-style:inset;
+border: 5px groove  rgb(24, 25, 29);</string>
+        </property>
+        <property name="frameShape">
+         <enum>QFrame::StyledPanel</enum>
+        </property>
+        <property name="frameShadow">
+         <enum>QFrame::Raised</enum>
+        </property>
+        <widget class="QFrame" name="frame_15">
+         <property name="geometry">
+          <rect>
+           <x>10</x>
+           <y>10</y>
+           <width>121</width>
+           <height>111</height>
+          </rect>
+         </property>
+         <property name="styleSheet">
+          <string notr="true">background-color: qlineargradient(spread:pad, x1:0, y1:0, x2:1, y2:0, stop:0 rgba(40, 46, 51, 255), stop:1 rgba(49, 56, 63, 255));
+font: 75 12pt &quot;Nirmala UI&quot;;
+color: rgb(112, 119, 129);
+border: 3px groove rgb(40, 46, 51);
+border-radius:20px; 
+border-style:outset;</string>
+         </property>
+         <property name="frameShape">
+          <enum>QFrame::StyledPanel</enum>
+         </property>
+         <property name="frameShadow">
+          <enum>QFrame::Raised</enum>
+         </property>
+        </widget>
+        <widget class="QPushButton" name="pushButton_15">
+         <property name="geometry">
+          <rect>
+           <x>80</x>
+           <y>130</y>
+           <width>51</width>
+           <height>41</height>
+          </rect>
+         </property>
+         <property name="styleSheet">
+          <string notr="true">background-color: qlineargradient(spread:pad, x1:0, y1:0, x2:1, y2:0, stop:0 rgba(61, 68, 75, 255), stop:1 rgba(76, 85, 94, 255));
+font: 75 12pt &quot;Nirmala UI&quot;;
+color:  rgb(24, 28, 39);
+border: 3px groove rgb(61, 68, 75);
+border-radius:15px; 
+border-style:outset;</string>
+         </property>
+         <property name="text">
+          <string/>
+         </property>
+         <property name="icon">
+          <iconset>
+           <normaloff>../../finalproj/icon/icons8-trash-24.png</normaloff>../../finalproj/icon/icons8-trash-24.png</iconset>
+         </property>
+        </widget>
+        <widget class="QPushButton" name="pushButton_25">
+         <property name="geometry">
+          <rect>
+           <x>10</x>
+           <y>130</y>
+           <width>51</width>
+           <height>41</height>
+          </rect>
+         </property>
+         <property name="styleSheet">
+          <string notr="true">background-color: qlineargradient(spread:pad, x1:0, y1:0, x2:1, y2:0, stop:0 rgba(61, 68, 75, 255), stop:1 rgba(76, 85, 94, 255));
+font: 75 12pt &quot;Nirmala UI&quot;;
+color:  rgb(24, 28, 39);
+border: 3px groove rgb(61, 68, 75);
+border-radius:15px; 
+border-style:outset;</string>
+         </property>
+         <property name="text">
+          <string/>
+         </property>
+         <property name="icon">
+          <iconset>
+           <normaloff>../../finalproj/icon/icons8-edit-24.png</normaloff>../../finalproj/icon/icons8-edit-24.png</iconset>
          </property>
         </widget>
        </widget>
```
Left out of the diff: 4 changed lines with no effect on the pictures. The commit also changes 5 other files.
